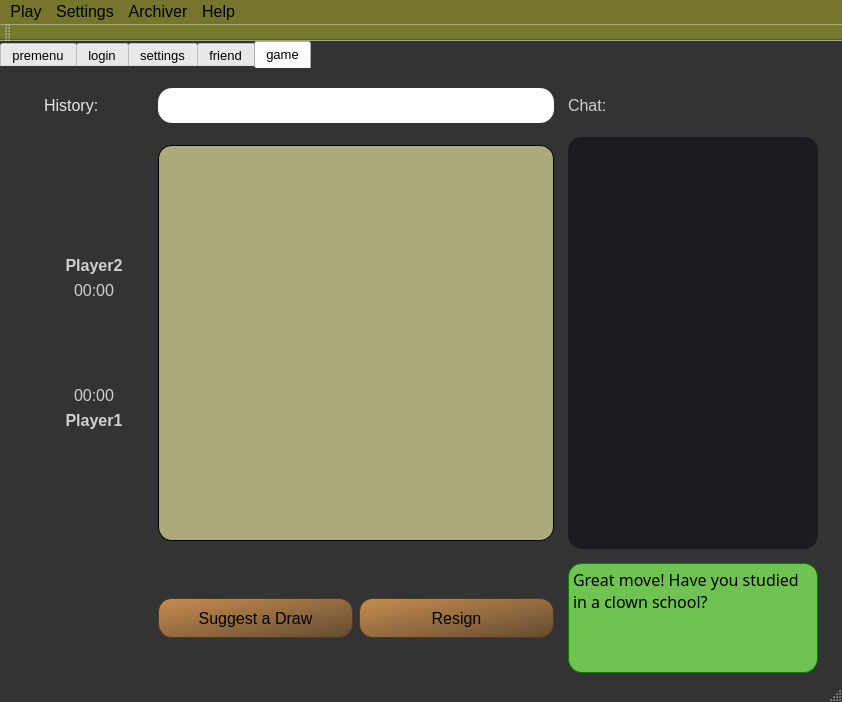
redmms/mercury_chess, file app/mainwindow.ui: the form before one commit.
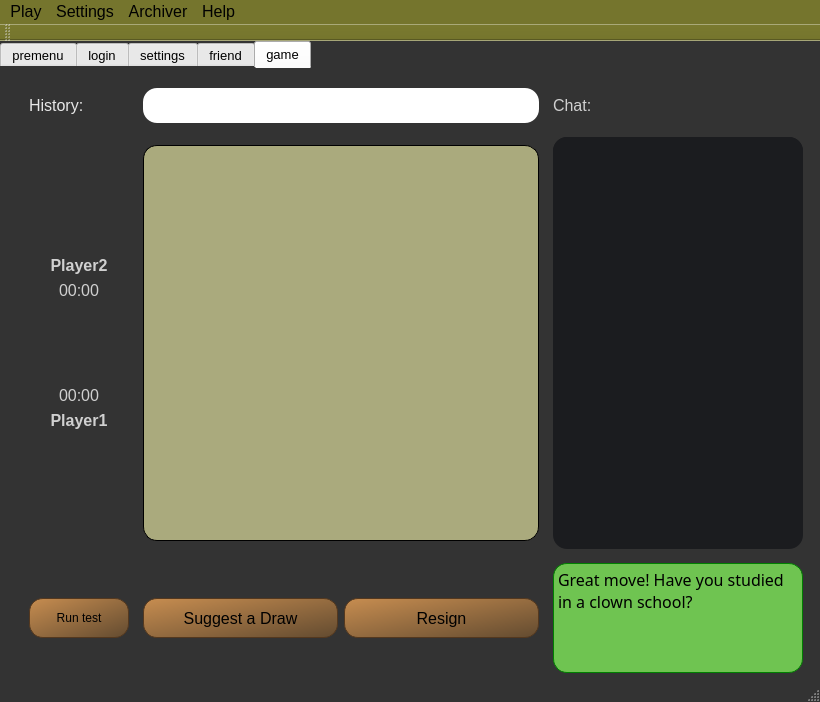
The form after the commit. Icons and pictures are not drawn.

```diff
--- a/app/mainwindow.ui
+++ b/app/mainwindow.ui
@@ -6,7 +6,7 @@
    <rect>
     <x>0</x>
     <y>0</y>
-    <width>842</width>
+    <width>820</width>
     <height>700</height>
    </rect>
   </property>
@@ -7333,6 +7333,25 @@
             </property>
            </widget>
           </item>
+          <item row="2" column="1">
+           <widget class="QPushButton" name="test_button">
+            <property name="minimumSize">
+             <size>
+              <width>0</width>
+              <height>40</height>
+             </size>
+            </property>
+            <property name="maximumSize">
+             <size>
+              <width>16777215</width>
+              <height>40</height>
+             </size>
+            </property>
+            <property name="text">
+             <string>Run test</string>
+            </property>
+           </widget>
+          </item>
          </layout>
         </item>
        </layout>
@@ -7349,7 +7368,7 @@
     <rect>
      <x>0</x>
      <y>0</y>
-     <width>842</width>
+     <width>820</width>
      <height>21</height>
     </rect>
    </property>
```
